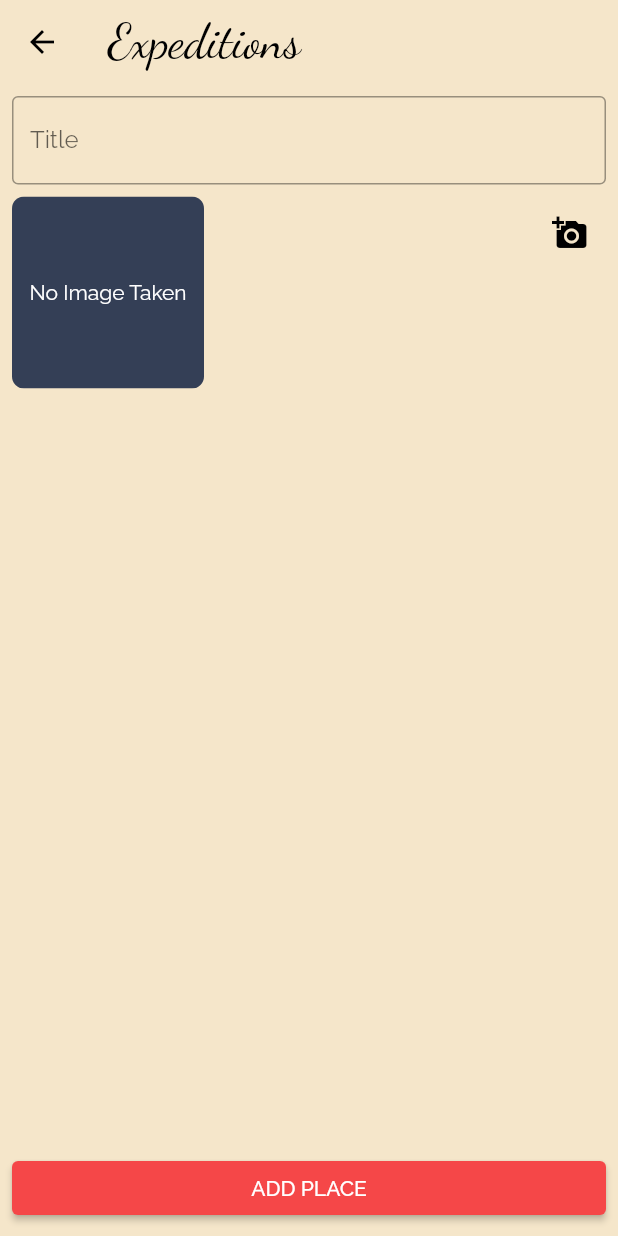
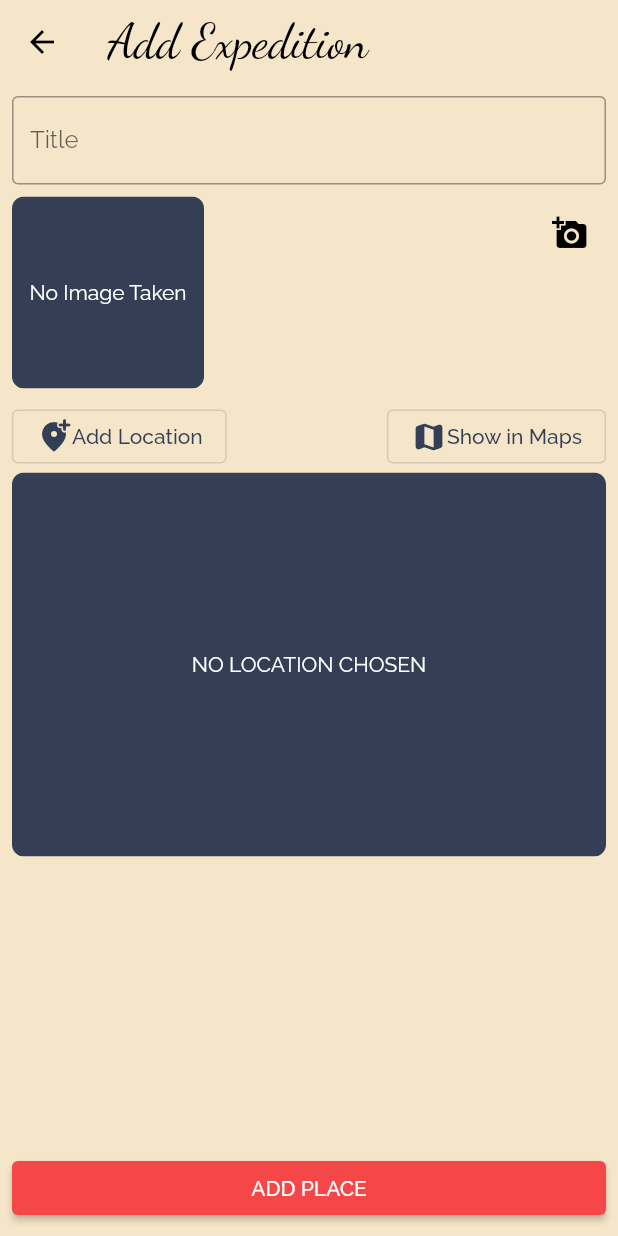
Before and after one commit to Priyanka-Sachan/Expeditions, a Flutter app: the AddPlaceScreen screen opened by its route, on a phone screen of 412 x 824 dp. Run offline on Flutter 3.47's test engine with Material 2 defaults, Android fonts, the phone set to English and light mode, and no system bars; our stand-ins replace google_maps_flutter, image_picker, location, sqflite; accounts and stored records are empty.

Commit message:
Add location

```diff
--- a/lib/Helpers/DBHelpers.dart
+++ b/lib/Helpers/DBHelpers.dart
@@ -7,7 +7,7 @@ class DBHelpers {
     return sql.openDatabase(path.join(dbPath, 'expeditions'),
         onCreate: (db, version) {
       return db.execute(
-          'CREATE TABLE places(id TEXT PRIMARY KEY, title TEXT,image TEXT)');
+          'CREATE TABLE places(id TEXT PRIMARY KEY, title TEXT,image TEXT,loc_lat REAL, loc_lon REAL, address TEXT)');
     }, version: 1);
   }
 
--- /dev/null
+++ b/lib/Helpers/LocationHelper.dart
@@ -0,0 +1,20 @@
+import 'package:http/http.dart' as http;
+import 'dart:convert';
+
+const GOOGLE_API_KEY = 'AIzaSyBg9yn5JtQgKRFbg6FCTy4ewbF24kRuAYI';
+
+class LocationHelper {
+  static String generateLocationPreview({double? latitude, double? longitude}) {
+    // Since i don't have valid API key
+    // return 'https://maps.googleapis.com/maps/api/staticmap?center=&$latitude,$longitude&zoom=13&size=600x300&maptype=roadmap &markers=color:red%7Clabel:C%7C$latitude,$longitude &key=$GOOGLE_API_KEY';
+    return 'https://staticmapmaker.com/img/google@2x.png';
+  }
+
+  static Future<String> getAddress(double latitude, double longitude) async {
+    // final url = Uri.parse(
+    // 'https://maps.googleapis.com/maps/api/geocode/json?latlng=$latitude,$longitude&key=$GOOGLE_API_KEY');
+    // final response = await http.get(url);
+    // return jsonDecode(response.body)['results'][0]['formatted_address'];
+    return '28, Sitapur Rd, Sector M, Vikas Nagar, Lucknow, Uttar Pradesh 226024';
+  }
+}
--- a/lib/Models/Place.dart
+++ b/lib/Models/Place.dart
@@ -5,7 +5,7 @@ class Location {
   final double longitude;
   final String address;
 
-  Location(
+  const Location(
       {required this.latitude, required this.longitude, required this.address});
 }
 
--- a/lib/Providers/Places.dart
+++ b/lib/Providers/Places.dart
@@ -1,6 +1,7 @@
 import 'dart:io';
 
 import 'package:expeditions/Helpers/DBHelpers.dart';
+import 'package:expeditions/Helpers/LocationHelper.dart';
 import 'package:expeditions/Models/Place.dart';
 import 'package:flutter/foundation.dart';
 
@@ -18,23 +19,36 @@ class Places with ChangeNotifier {
             id: item['id'],
             title: item['title'],
             image: File(item['image']),
-            location: Location(longitude: 0, latitude: 0, address: '')))
+            location: Location(
+                longitude: item['loc_lon'],
+                latitude: item['loc_lat'],
+                address: item['address'])))
         .toList();
     notifyListeners();
   }
 
-  void addPlace(String title, File image) {
+  Future<void> addPlace(String title, File image, Location location) async {
+    String address =
+        await LocationHelper.getAddress(location.latitude, location.longitude);
+    Location newLocation = Location(
+        latitude: location.latitude,
+        longitude: location.longitude,
+        address: address);
     final newPlace = Place(
         id: DateTime.now().toString(),
         title: title,
-        location: Location(latitude: 0, longitude: 0, address: ''),
+        location: newLocation,
         image: image);
     _items.add(newPlace);
+    print(newPlace.toString());
     notifyListeners();
     DBHelpers.insert('places', {
       'id': newPlace.id,
       'title': newPlace.title,
-      'image': newPlace.image.path
+      'image': newPlace.image.path,
+      'loc_lat': newPlace.location.latitude,
+      'loc_lon': newPlace.location.longitude,
+      'address': newPlace.location.address
     });
   }
 }
--- a/lib/UI/Screens/AddPlaceScreen.dart
+++ b/lib/UI/Screens/AddPlaceScreen.dart
@@ -1,8 +1,10 @@
 import 'dart:io';
 
+import 'package:expeditions/Models/Place.dart';
 import 'package:expeditions/Providers/Places.dart';
-import 'package:expeditions/UI/Screens/PlacesOverview.dart';
+import 'package:expeditions/UI/Screens/PlacesOverviewScreen.dart';
 import 'package:expeditions/UI/Widgets/ImageInput.dart';
+import 'package:expeditions/UI/Widgets/LocationInput.dart';
 import 'package:flutter/material.dart';
 import 'package:provider/provider.dart';
 
@@ -16,15 +18,20 @@ class AddPlaceScreen extends StatefulWidget {
 class _AddPlaceScreenState extends State<AddPlaceScreen> {
   final TextEditingController _titleController = TextEditingController();
   File _pickedImage = File('');
+  Location _pickedLocation=Location(latitude: -1,longitude: -1,address: '');
 
   void _selectImage(File pickedImage) {
     _pickedImage = pickedImage;
   }
 
+  void _selectPlace(double latitude,double longitude) {
+    _pickedLocation = Location(latitude: latitude,longitude: longitude,address: '');
+  }
+
   void _addPlace() {
-    if (_titleController.text.isEmpty || _pickedImage.path.isEmpty) return;
+    if (_titleController.text.isEmpty || _pickedImage.path.isEmpty || _pickedLocation.latitude<0 || _pickedLocation.longitude<0) return;
     Provider.of<Places>(context, listen: false)
-        .addPlace(_titleController.text, _pickedImage);
+        .addPlace(_titleController.text, _pickedImage,_pickedLocation);
   }
 
   @override
@@ -35,7 +42,7 @@ class _AddPlaceScreenState extends State<AddPlaceScreen> {
         backgroundColor: Theme.of(context).appBarTheme.backgroundColor,
         elevation: Theme.of(context).appBarTheme.elevation,
         title: Text(
-          'Expeditions',
+          'Add Expedition',
           style: Theme.of(context).appBarTheme.titleTextStyle,
         ),
       ),
@@ -59,6 +66,8 @@ class _AddPlaceScreenState extends State<AddPlaceScreen> {
                       height: 8,
                     ),
                     ImageInput(_selectImage),
+                    SizedBox(height: 8,),
+                    LocationInput(selectPlace: _selectPlace)
                   ],
                 ),
               ),
--- a/lib/UI/Screens/PlacesOverview.dart
+++ b/lib/UI/Screens/PlacesOverviewScreen.dart
@@ -49,6 +49,7 @@ class PlacesOverviewScreen extends StatelessWidget {
                               backgroundImage: FileImage(places.items[i].image),
                             ),
                             title: Text(places.items[i].title),
+                            subtitle: Text(places.items[i].location.address),
                             onTap: () {},
                           );
                         },
--- /dev/null
+++ b/lib/UI/Widgets/LocationInput.dart
@@ -0,0 +1,105 @@
+import 'package:expeditions/Helpers/LocationHelper.dart';
+import 'package:expeditions/UI/Screens/MapScreen.dart';
+import 'package:flutter/cupertino.dart';
+import 'package:flutter/material.dart';
+import 'package:google_maps_flutter/google_maps_flutter.dart';
+import 'package:location/location.dart';
+
+class LocationInput extends StatefulWidget {
+  final Function selectPlace;
+
+  LocationInput({required this.selectPlace});
+
+  @override
+  _LocationInputState createState() => _LocationInputState();
+}
+
+class _LocationInputState extends State<LocationInput> {
+  String _previewImageUrl = '';
+
+  void _showPreviewImage(double? latitude, double? longitude) {
+    try {
+      final locationPreviewUrl = LocationHelper.generateLocationPreview(
+          latitude: latitude, longitude: longitude);
+      setState(() {
+        _previewImageUrl = locationPreviewUrl;
+      });
+    } catch (e) {
+      print(e);
+    }
+  }
+
+  Future<void> _getCurrentLocation() async {
+    try {
+      final currentLocation = await Location().getLocation();
+      if (currentLocation.latitude == null || currentLocation.longitude == null)
+        throw Exception('Location not found.');
+      _showPreviewImage(currentLocation.latitude, currentLocation.longitude);
+      widget.selectPlace(currentLocation.latitude, currentLocation.longitude);
+    } catch (e) {
+      print(e);
+    }
+  }
+
+  Future<void> _selectOnMap() async {
+    final selectedLocation =
+        await Navigator.of(context).push<LatLng>(MaterialPageRoute(
+      fullscreenDialog: true,
+      builder: (ctx) => MapScreen(
+        isSelecting: true,
+      ),
+    ));
+    if (selectedLocation == null) return;
+    _showPreviewImage(selectedLocation.latitude, selectedLocation.longitude);
+    widget.selectPlace(selectedLocation.latitude, selectedLocation.longitude);
+  }
+
+  @override
+  Widget build(BuildContext context) {
+    return Column(
+      children: [
+        Row(
+          mainAxisAlignment: MainAxisAlignment.spaceBetween,
+          children: [
+            OutlinedButton(
+                onPressed: _getCurrentLocation,
+                child: Row(
+                  children: [
+                    Icon(Icons.add_location_alt_rounded),
+                    Text('Add Location'),
+                  ],
+                )),
+            OutlinedButton(
+                onPressed: _selectOnMap,
+                child: Row(
+                  children: [
+                    Icon(Icons.map_rounded),
+                    Text('Show in Maps'),
+                  ],
+                ),
+            ),
+          ],
+        ),
+        ClipRRect(
+          borderRadius: BorderRadius.circular(8),
+          child: _previewImageUrl.isEmpty
+              ? Container(
+                  width: double.infinity,
+                  height: 256,
+                  color: Theme.of(context).primaryColor,
+                  alignment: Alignment.center,
+                  child: Text(
+                    'NO LOCATION CHOSEN',
+                    style: TextStyle(color: Colors.white),
+                  ),
+          )
+              : Image.network(
+                  _previewImageUrl,
+                  fit: BoxFit.fitWidth,
+                  width: double.infinity,
+                ),
+        ),
+      ],
+    );
+  }
+}
--- a/lib/main.dart
+++ b/lib/main.dart
@@ -1,6 +1,6 @@
 import 'package:expeditions/Providers/Places.dart';
 import 'package:expeditions/UI/Screens/AddPlaceScreen.dart';
-import 'package:expeditions/UI/Screens/PlacesOverview.dart';
+import 'package:expeditions/UI/Screens/PlacesOverviewScreen.dart';
 import 'package:flutter/material.dart';
 import 'package:provider/provider.dart';
 
--- a/pubspec.yaml
+++ b/pubspec.yaml
@@ -28,6 +28,9 @@ dependencies:
   path: ^1.8.0
   path_provider: ^2.0.2
   sqflite: ^2.0.0+3
+  location: 4.1.1
+  google_maps_flutter: ^2.0.6
+  http: ^0.13.3
 
   # The following adds the Cupertino Icons font to your application.
   # Use with the CupertinoIcons class for iOS style icons.
```
Also changed, not shown: lib/UI/Screens/MapScreen.dart (added, +61 -0 lines), pubspec.lock, 4 other files.
